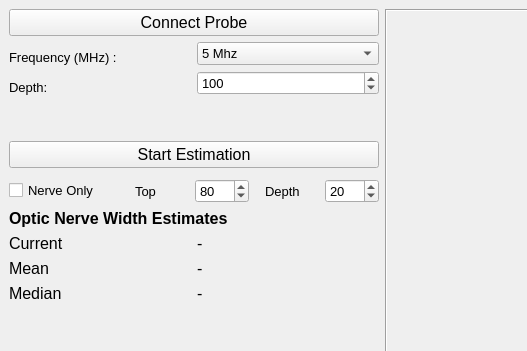
KitwareMedical/UltrasoundIntersonApps, file OpticNerve.ui: the form before one commit; both pictures show x 0 to 527 and y 0 to 351 of the 1140 by 746 pixel window.
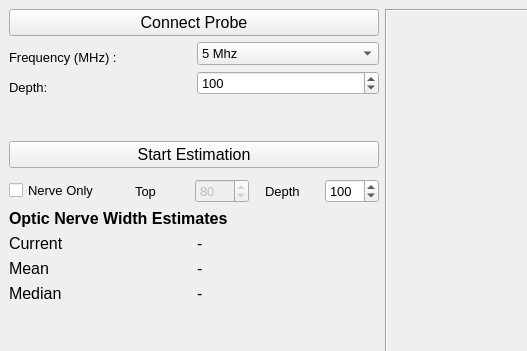
The form after the commit.

Commit message: updated nerve estimator, added nervo only estimation and timer

The edit to the form file:
```diff
--- a/OpticNerve.ui
+++ b/OpticNerve.ui
@@ -229,7 +229,7 @@
         <item>
          <widget class="QSpinBox" name="spinBox_NerveTop">
           <property name="enabled">
-           <bool>true</bool>
+           <bool>false</bool>
           </property>
           <property name="maximum">
            <number>100</number>
@@ -268,10 +268,10 @@
            <number>5</number>
           </property>
           <property name="maximum">
-           <number>100</number>
+           <number>500</number>
           </property>
           <property name="value">
-           <number>20</number>
+           <number>100</number>
           </property>
          </widget>
         </item>
```
Left out of the diff: 2 changed lines with no effect on the pictures. The commit also changes 6 other files.
